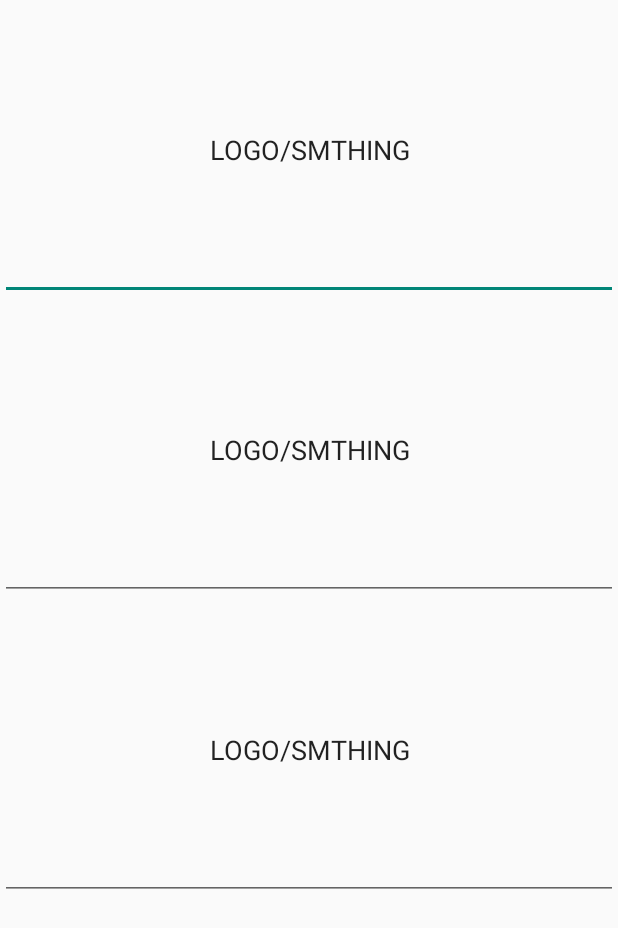
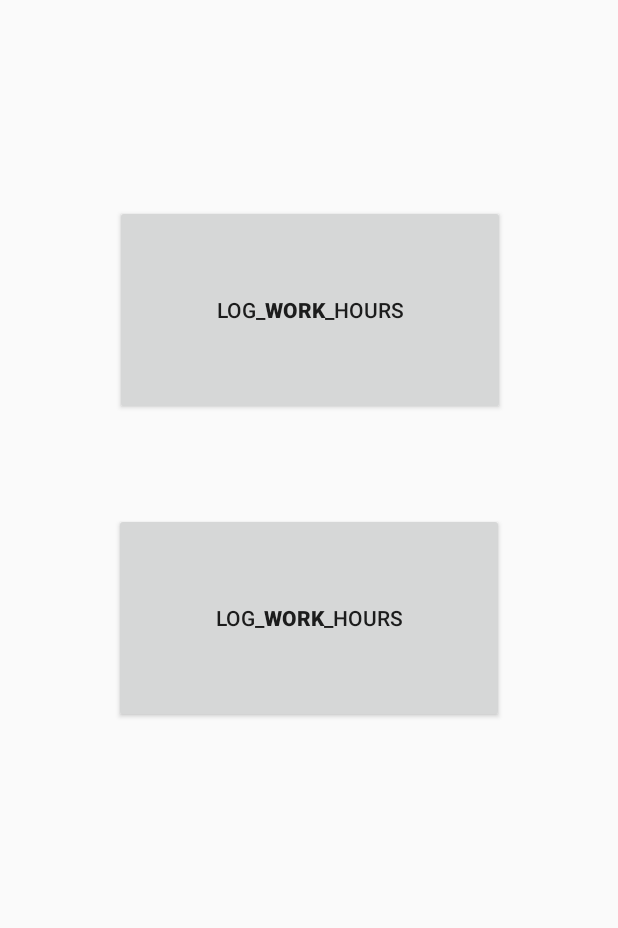
Before and after one commit to kpodjuk/work-hours-log-widget-android, an Android app built with Jetpack Compose: the screen it shows after launch (MainActivity), on a phone screen of 412 x 824 dp. Shown: the top 928 px of the screen. Run offline under Robolectric (Android 15) with nearby library versions, the phone set to English and light mode, and no system bars.

Commit message:
Ammend: Revert "Update main_activity"
This reverts commit 437957aed050af845f6a6fe1baf3562a904880da.

```diff
--- a/app/build.gradle.kts
+++ b/app/build.gradle.kts
@@ -61,7 +61,6 @@ dependencies {
     implementation("androidx.compose.material3:material3")
     implementation("androidx.constraintlayout:constraintlayout:2.1.4")
     implementation("com.google.android.material:material:1.9.0")
-    implementation("com.google.ar.sceneform:filament-android:1.17.1")
     testImplementation("junit:junit:4.13.2")
     androidTestImplementation("androidx.test.ext:junit:1.1.5")
     androidTestImplementation("androidx.test.espresso:espresso-core:3.5.1")
--- a/app/src/main/java/com/example/worktimelogwidgetandroid/MainActivity.kt
+++ b/app/src/main/java/com/example/worktimelogwidgetandroid/MainActivity.kt
@@ -3,14 +3,13 @@ package com.example.worktimelogwidgetandroid
 import android.annotation.SuppressLint
 import android.os.Bundle
 import android.util.Log
-import android.widget.AdapterView
 import android.widget.Button
 import android.widget.TextView
 import androidx.core.app.ComponentActivity
 
+
 @SuppressLint("RestrictedApi")
 class MainActivity : ComponentActivity() {
-
     override fun onCreate(savedInstanceState: Bundle?) {
         super.onCreate(savedInstanceState)
 
@@ -20,10 +19,12 @@ class MainActivity : ComponentActivity() {
         // handle button press
         val button: Button = findViewById(R.id.button)
         button.setOnClickListener {
+            // send API request to google sheets
             Log.i("MainActivity", "Button pressed!")
             val resultTextView: TextView = findViewById(R.id.textView)
             resultTextView.text = "Wylosowano: ${(0..6).random()}"
         }
     }
 
+
 }
--- a/app/src/main/java/com/example/worktimelogwidgetandroid/ui/theme/Theme.kt
+++ b/app/src/main/java/com/example/worktimelogwidgetandroid/ui/theme/Theme.kt
@@ -45,11 +45,7 @@ fun WorkTimeLogWidgetAndroidTheme(
     content: @Composable () -> Unit
 ) {
     val colorScheme = when {
-
-
         dynamicColor && Build.VERSION.SDK_INT >= Build.VERSION_CODES.S -> {
-
-
             val context = LocalContext.current
             if (darkTheme) dynamicDarkColorScheme(context) else dynamicLightColorScheme(context)
         }
@@ -58,8 +54,6 @@ fun WorkTimeLogWidgetAndroidTheme(
         else -> LightColorScheme
     }
     val view = LocalView.current
-
-
     if (!view.isInEditMode) {
         SideEffect {
             val window = (view.context as Activity).window
--- a/app/src/main/res/layout/main_activity.xml
+++ b/app/src/main/res/layout/main_activity.xml
@@ -1,35 +1,51 @@
 <?xml version="1.0" encoding="utf-8"?>
 
-<LinearLayout xmlns:android="http://schemas.android.com/apk/res/android"
+<androidx.constraintlayout.widget.ConstraintLayout xmlns:android="http://schemas.android.com/apk/res/android"
+    xmlns:app="http://schemas.android.com/apk/res-auto"
+    xmlns:tools="http://schemas.android.com/tools"
     android:layout_width="match_parent"
     android:layout_height="match_parent"
-    android:orientation="vertical">
+    android:clickable="true">
 
-    <EditText
-        android:id="@+id/editTextText1"
-        style="@android:style/Widget.DeviceDefault.Light.AutoCompleteTextView"
-        android:layout_width="match_parent"
-        android:layout_height="200dp"
-        android:inputType="text"
-        android:text="LOGO/SMTHING"
-        android:textAlignment="center" />
+    <!--    <TextView-->
+    <!--        android:id="@+id/textView"-->
+    <!--        android:layout_width="400dp"-->
+    <!--        android:layout_height="210dp"-->
+    <!--        android:rotationX="3"-->
+    <!--        android:text="@string/textview"-->
+    <!--        android:textAlignment="center"-->
+    <!--        android:textSize="50sp"-->
+    <!--        app:layout_constraintBottom_toTopOf="@+id/button"-->
+    <!--        app:layout_constraintTop_toTopOf="parent"-->
+    <!--        app:layout_constraintVertical_bias="0.5"-->
+    <!--        tools:ignore="MissingConstraints" />-->
 
-    <EditText
-        android:id="@+id/editTextText2"
-        style="@android:style/Widget.DeviceDefault.Light.AutoCompleteTextView"
-        android:layout_width="match_parent"
-        android:layout_height="200dp"
-        android:inputType="text"
-        android:text="LOGO/SMTHING"
-        android:textAlignment="center" />
+    <Button
+        android:id="@+id/button"
+        android:layout_width="260dp"
+        android:layout_height="140dp"
 
-    <EditText
-        android:id="@+id/editTextText3"
-        style="@android:style/Widget.DeviceDefault.Light.AutoCompleteTextView"
-        android:layout_width="match_parent"
-        android:layout_height="200dp"
-        android:inputType="text"
-        android:text="LOGO/SMTHING"
-        android:textAlignment="center" />
+        android:text="@string/log_work_hours"
+        app:layout_constraintBottom_toBottomOf="parent"
+        app:layout_constraintEnd_toEndOf="parent"
+        app:layout_constraintHorizontal_bias="0.5"
+        app:layout_constraintStart_toStartOf="parent"
+        app:layout_constraintTop_toTopOf="parent"
+        app:layout_constraintVertical_bias="0.5" />
 
-</LinearLayout>
+    <Button
+        android:id="@+id/button2"
+        android:layout_width="260dp"
+        android:layout_height="140dp"
+
+        android:clickable="false"
+        android:text="@string/log_work_hours"
+        app:layout_constraintBottom_toBottomOf="parent"
+        app:layout_constraintEnd_toEndOf="parent"
+        app:layout_constraintHorizontal_bias="0.503"
+        app:layout_constraintStart_toStartOf="parent"
+        app:layout_constraintTop_toTopOf="parent"
+        app:layout_constraintVertical_bias="0.2" />
+
+
+</androidx.constraintlayout.widget.ConstraintLayout>
--- a/app/src/main/res/values/ids.xml
+++ /dev/null
@@ -1,4 +0,0 @@
-<?xml version="1.0" encoding="utf-8"?>
-<resources>
-    <item name="textView" type="id">textView</item>
-</resources>
```
Also changed, not shown: app/src/main/res/layout/test_activity_1.xml (+19 -40 lines), app/src/main/res/values/strings.xml (+4 -3 lines), 2 other files.
